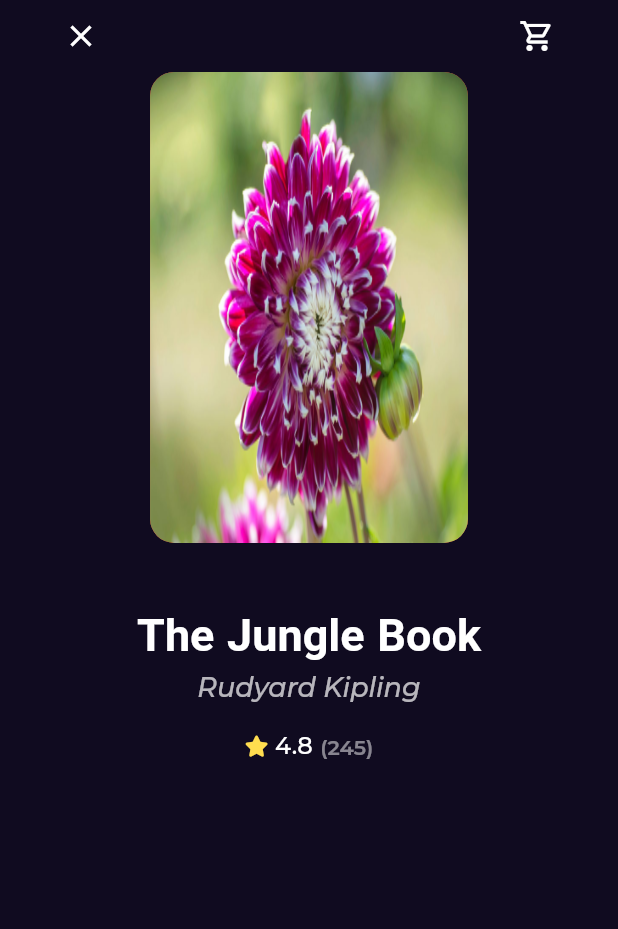
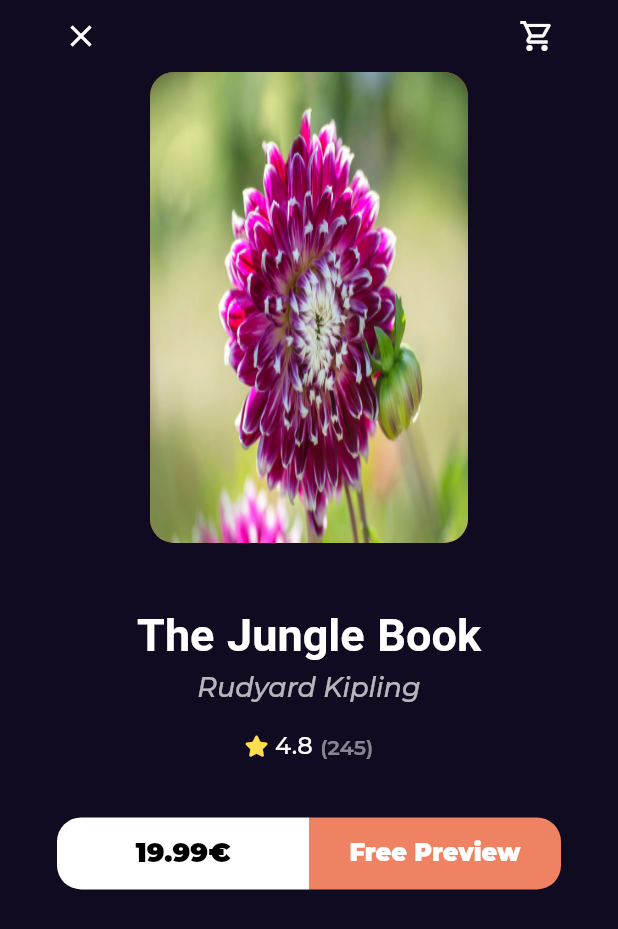
Before and after one commit to AhmedGamal97/bookly_app, a Flutter app: the BookDetailsView screen opened by its route, on a phone screen of 412 x 824 dp. Shown: the top 929 px of the screen. Run offline on Flutter 3.47's test engine with Material 2 defaults, Android fonts, the phone set to English and light mode, and no system bars; our stand-ins replace font_awesome_flutter, go_router, google_fonts.

Commit message:
create books action

```diff
--- /dev/null
+++ b/lib/core/widgets/custom_button.dart
@@ -0,0 +1,39 @@
+import 'package:bookly_app/core/uitls/styles.dart';
+import 'package:flutter/material.dart';
+
+class CutomButton extends StatelessWidget {
+  const CutomButton({
+    super.key,
+    required this.backGroundColor,
+    required this.textColor,
+    this.borderRadius,
+    required this.text,
+    this.fontSize,
+  });
+  final String text;
+  final Color backGroundColor;
+  final Color textColor;
+  final double? fontSize;
+  final BorderRadius? borderRadius;
+
+  @override
+  Widget build(BuildContext context) {
+    return SizedBox(
+      height: 48,
+      child: TextButton(
+        onPressed: () {},
+        style: TextButton.styleFrom(
+            backgroundColor: backGroundColor,
+            shape: RoundedRectangleBorder(
+                borderRadius: borderRadius ?? BorderRadius.circular(16))),
+        child: Text(
+          text,
+          style: Styles.textStyle18.copyWith(
+              color: textColor,
+              fontWeight: FontWeight.w900,
+              fontSize: fontSize),
+        ),
+      ),
+    );
+  }
+}
--- /dev/null
+++ b/lib/features/Home/presentation/views/widget/book_action.dart
@@ -0,0 +1,39 @@
+import 'package:flutter/material.dart';
+
+import '../../../../../core/widgets/custom_button.dart';
+
+class BooksAction extends StatelessWidget {
+  const BooksAction({super.key});
+
+  @override
+  Widget build(BuildContext context) {
+    return Padding(
+      padding: const EdgeInsets.symmetric(horizontal: 8),
+      child: Row(
+        children: const [
+          Expanded(
+              child: CutomButton(
+            backGroundColor: Colors.white,
+            textColor: Colors.black,
+            borderRadius: BorderRadius.only(
+              topLeft: Radius.circular(16),
+              bottomLeft: Radius.circular(16),
+            ),
+            text: '19.99€',
+          )),
+          Expanded(
+              child: CutomButton(
+            backGroundColor: Color(0xffEF8262),
+            fontSize: 16,
+            textColor: Colors.white,
+            borderRadius: BorderRadius.only(
+              topRight: Radius.circular(16),
+              bottomRight: Radius.circular(16),
+            ),
+            text: 'Free Preview',
+          )),
+        ],
+      ),
+    );
+  }
+}
--- a/lib/features/Home/presentation/views/widget/book_details_viewbody.dart
+++ b/lib/features/Home/presentation/views/widget/book_details_viewbody.dart
@@ -3,6 +3,7 @@ import 'package:bookly_app/features/Home/presentation/views/widget/book_rating.d
 import 'package:bookly_app/features/Home/presentation/views/widget/custom_book_image.dart';
 import 'package:flutter/material.dart';
 
+import 'book_action.dart';
 import 'custom_bookDetails_appBar.dart';
 
 class BookDetailsViewBody extends StatelessWidget {
@@ -44,6 +45,10 @@ class BookDetailsViewBody extends StatelessWidget {
           const BookRating(
             mainAxisAlignment: MainAxisAlignment.center,
           ),
+          const SizedBox(
+            height: 37,
+          ),
+          const BooksAction(),
         ],
       ),
     );
--- a/lib/features/Splash/presentation/views/widgets/splash_view_body.dart
+++ b/lib/features/Splash/presentation/views/widgets/splash_view_body.dart
@@ -1,10 +1,8 @@
 import 'package:bookly_app/core/uitls/app_routers.dart';
-import 'package:bookly_app/features/Home/presentation/views/home_view.dart';
 import 'package:bookly_app/features/Splash/presentation/views/widgets/sliding_text.dart';
 import 'package:flutter/material.dart';
 import 'package:go_router/go_router.dart';
 
-import '../../../../../constants.dart';
 import '../../../../../core/uitls/assets.dart';
 
 class SplashViewBody extends StatefulWidget {
--- a/lib/main.dart
+++ b/lib/main.dart
@@ -1,10 +1,8 @@
 import 'package:flutter/material.dart';
-import 'package:go_router/go_router.dart';
 import 'package:google_fonts/google_fonts.dart';
 
 import 'constants.dart';
 import 'core/uitls/app_routers.dart';
-import 'features/Splash/presentation/views/splash_view.dart';
 
 void main() {
   runApp(const BooklyApp());
```
